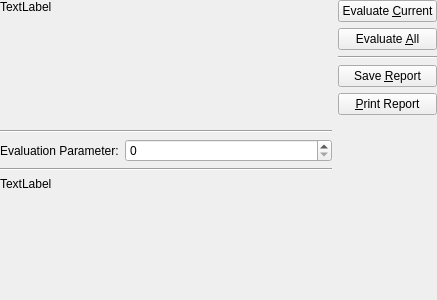
Qt form plugins/qfevalcameracalibration/qfevalcameracalibration_editor.ui (jkriege2/QuickFit3) before a commit.
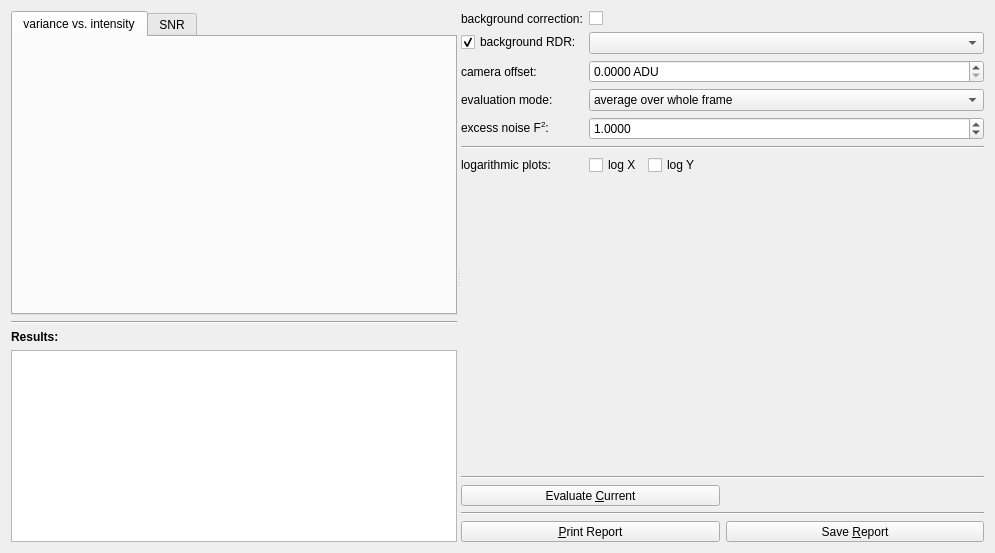
The same form after that commit. Icons and pictures are not drawn. Custom widgets are drawn as their Qt base class.

```diff
--- a/plugins/qfevalcameracalibration/qfevalcameracalibration_editor.ui
+++ b/plugins/qfevalcameracalibration/qfevalcameracalibration_editor.ui
@@ -6,142 +6,392 @@
    <rect>
     <x>0</x>
     <y>0</y>
-    <width>437</width>
-    <height>300</height>
+    <width>995</width>
+    <height>553</height>
    </rect>
   </property>
   <property name="windowTitle">
    <string>Form</string>
   </property>
-  <layout class="QHBoxLayout" name="horizontalLayout" stretch="1,0">
-   <property name="margin">
-    <number>0</number>
-   </property>
+  <layout class="QHBoxLayout" name="horizontalLayout">
    <item>
-    <layout class="QVBoxLayout" name="verticalLayout_2" stretch="1,0,0,0,1">
-     <item>
-      <widget class="QLabel" name="labRecord">
-       <property name="text">
-        <string>TextLabel</string>
+    <widget class="QVisibleHandleSplitter" name="splitter">
+     <property name="orientation">
+      <enum>Qt::Horizontal</enum>
+     </property>
+     <property name="childrenCollapsible">
+      <bool>false</bool>
+     </property>
+     <widget class="QWidget" name="widget" native="true">
+      <property name="sizePolicy">
+       <sizepolicy hsizetype="Expanding" vsizetype="Preferred">
+        <horstretch>0</horstretch>
+        <verstretch>0</verstretch>
+       </sizepolicy>
+      </property>
+      <layout class="QVBoxLayout" name="verticalLayout_2" stretch="5,0,0,0">
+       <property name="leftMargin">
+        <number>0</number>
        </property>
-       <property name="alignment">
-        <set>Qt::AlignLeading|Qt::AlignLeft|Qt::AlignTop</set>
+       <property name="topMargin">
+        <number>0</number>
        </property>
-      </widget>
-     </item>
-     <item>
-      <widget class="Line" name="line">
-       <property name="orientation">
-        <enum>Qt::Horizontal</enum>
+       <property name="rightMargin">
+        <number>0</number>
        </property>
-      </widget>
-     </item>
-     <item>
-      <layout class="QFormLayout" name="formLayout">
-       <property name="fieldGrowthPolicy">
-        <enum>QFormLayout::AllNonFixedFieldsGrow</enum>
+       <property name="bottomMargin">
+        <number>0</number>
        </property>
-       <item row="0" column="0">
-        <widget class="QLabel" name="label">
+       <item>
+        <widget class="QTabWidget" name="tabWidget">
+         <property name="currentIndex">
+          <number>0</number>
+         </property>
+         <widget class="QWidget" name="tab">
+          <attribute name="title">
+           <string>variance vs. intensity</string>
+          </attribute>
+          <layout class="QHBoxLayout" name="horizontalLayout_3">
+           <property name="leftMargin">
+            <number>0</number>
+           </property>
+           <property name="topMargin">
+            <number>0</number>
+           </property>
+           <property name="rightMargin">
+            <number>0</number>
+           </property>
+           <property name="bottomMargin">
+            <number>0</number>
+           </property>
+           <item>
+            <widget class="QFPlotter" name="plotter" native="true"/>
+           </item>
+          </layout>
+         </widget>
+         <widget class="QWidget" name="tab_2">
+          <attribute name="title">
+           <string>SNR</string>
+          </attribute>
+          <layout class="QVBoxLayout" name="verticalLayout">
+           <property name="leftMargin">
+            <number>0</number>
+           </property>
+           <property name="topMargin">
+            <number>0</number>
+           </property>
+           <property name="rightMargin">
+            <number>0</number>
+           </property>
+           <property name="bottomMargin">
+            <number>0</number>
+           </property>
+           <item>
+            <widget class="QFPlotter" name="plotterSNR" native="true"/>
+           </item>
+          </layout>
+         </widget>
+        </widget>
+       </item>
+       <item>
+        <widget class="Line" name="line_3">
+         <property name="orientation">
+          <enum>Qt::Horizontal</enum>
+         </property>
+        </widget>
+       </item>
+       <item>
+        <widget class="QLabel" name="labResults">
          <property name="text">
-          <string>Evaluation Parameter:</string>
+          <string>&lt;b&gt;Results:&lt;/b&gt;</string>
          </property>
+         <property name="alignment">
+          <set>Qt::AlignLeading|Qt::AlignLeft|Qt::AlignTop</set>
+         </property>
         </widget>
        </item>
-       <item row="0" column="1">
-        <widget class="QSpinBox" name="spinEvaluationParameter"/>
+       <item>
+        <widget class="QEnhancedTableView" name="tabResults"/>
        </item>
       </layout>
-     </item>
-     <item>
-      <widget class="Line" name="line_3">
-       <property name="orientation">
-        <enum>Qt::Horizontal</enum>
+     </widget>
+     <widget class="QWidget" name="widget" native="true">
+      <property name="sizePolicy">
+       <sizepolicy hsizetype="Minimum" vsizetype="Preferred">
+        <horstretch>0</horstretch>
+        <verstretch>0</verstretch>
+       </sizepolicy>
+      </property>
+      <layout class="QGridLayout" name="gridLayout">
+       <property name="leftMargin">
+        <number>0</number>
        </property>
-      </widget>
-     </item>
-     <item>
-      <widget class="QLabel" name="labResults">
-       <property name="text">
-        <string>TextLabel</string>
+       <property name="topMargin">
+        <number>0</number>
        </property>
-       <property name="alignment">
-        <set>Qt::AlignLeading|Qt::AlignLeft|Qt::AlignTop</set>
+       <property name="rightMargin">
+        <number>0</number>
        </property>
-      </widget>
-     </item>
-    </layout>
-   </item>
-   <item>
-    <layout class="QVBoxLayout" name="verticalLayout">
-     <item>
-      <widget class="QPushButton" name="btnEvaluateCurrent">
-       <property name="text">
-        <string>Evaluate &amp;Current</string>
+       <property name="bottomMargin">
+        <number>0</number>
        </property>
-       <property name="icon">
-        <iconset resource="qfevalcameracalibration.qrc">
-         <normaloff>:/eval_cameracalibration/qfevalcameracalibration_evaluate.png</normaloff>:/eval_cameracalibration/qfevalcameracalibration_evaluate.png</iconset>
-       </property>
-      </widget>
-     </item>
-     <item>
-      <widget class="QPushButton" name="btnEvaluateAll">
-       <property name="text">
-        <string>Evaluate &amp;All</string>
-       </property>
-       <property name="icon">
-        <iconset resource="qfevalcameracalibration.qrc">
-         <normaloff>:/eval_cameracalibration/qfevalcameracalibration_evaluate.png</normaloff>:/eval_cameracalibration/qfevalcameracalibration_evaluate.png</iconset>
-       </property>
-      </widget>
-     </item>
-     <item>
-      <widget class="Line" name="line_2">
-       <property name="orientation">
-        <enum>Qt::Horizontal</enum>
-       </property>
-      </widget>
-     </item>
-     <item>
-      <widget class="QPushButton" name="btnSaveReport">
-       <property name="text">
-        <string>Save &amp;Report</string>
-       </property>
-       <property name="icon">
-        <iconset resource="qfevalcameracalibration.qrc">
-         <normaloff>:/eval_cameracalibration/qfeval_savereport.png</normaloff>:/eval_cameracalibration/qfeval_savereport.png</iconset>
-       </property>
-      </widget>
-     </item>
-     <item>
-      <widget class="QPushButton" name="btnPrintReport">
-       <property name="text">
-        <string>&amp;Print Report</string>
-       </property>
-       <property name="icon">
-        <iconset resource="qfevalcameracalibration.qrc">
-         <normaloff>:/eval_cameracalibration/qfeval_printreport.png</normaloff>:/eval_cameracalibration/qfeval_printreport.png</iconset>
-       </property>
-      </widget>
-     </item>
-     <item>
-      <spacer name="verticalSpacer">
-       <property name="orientation">
-        <enum>Qt::Vertical</enum>
-       </property>
-       <property name="sizeHint" stdset="0">
-        <size>
-         <width>20</width>
-         <height>40</height>
-        </size>
-       </property>
-      </spacer>
-     </item>
-    </layout>
+       <item row="6" column="0">
+        <widget class="QToolButton" name="btnPrintReport">
+         <property name="sizePolicy">
+          <sizepolicy hsizetype="Preferred" vsizetype="Fixed">
+           <horstretch>0</horstretch>
+           <verstretch>0</verstretch>
+          </sizepolicy>
+         </property>
+         <property name="text">
+          <string>&amp;Print Report</string>
+         </property>
+         <property name="icon">
+          <iconset>
+           <normaloff>:/eval_cameracalibration/qfeval_printreport.png</normaloff>:/eval_cameracalibration/qfeval_printreport.png</iconset>
+         </property>
+         <property name="toolButtonStyle">
+          <enum>Qt::ToolButtonTextBesideIcon</enum>
+         </property>
+        </widget>
+       </item>
+       <item row="4" column="0" colspan="2">
+        <widget class="Line" name="line_2">
+         <property name="orientation">
+          <enum>Qt::Horizontal</enum>
+         </property>
+        </widget>
+       </item>
+       <item row="1" column="0">
+        <spacer name="verticalSpacer">
+         <property name="orientation">
+          <enum>Qt::Vertical</enum>
+         </property>
+         <property name="sizeHint" stdset="0">
+          <size>
+           <width>20</width>
+           <height>40</height>
+          </size>
+         </property>
+        </spacer>
+       </item>
+       <item row="6" column="1">
+        <widget class="QToolButton" name="btnSaveReport">
+         <property name="sizePolicy">
+          <sizepolicy hsizetype="Preferred" vsizetype="Fixed">
+           <horstretch>0</horstretch>
+           <verstretch>0</verstretch>
+          </sizepolicy>
+         </property>
+         <property name="text">
+          <string>Save &amp;Report</string>
+         </property>
+         <property name="icon">
+          <iconset>
+           <normaloff>:/eval_cameracalibration/qfeval_savereport.png</normaloff>:/eval_cameracalibration/qfeval_savereport.png</iconset>
+         </property>
+         <property name="toolButtonStyle">
+          <enum>Qt::ToolButtonTextBesideIcon</enum>
+         </property>
+        </widget>
+       </item>
+       <item row="0" column="0" colspan="2">
+        <layout class="QFormLayout" name="formLayout_2">
+         <property name="fieldGrowthPolicy">
+          <enum>QFormLayout::AllNonFixedFieldsGrow</enum>
+         </property>
+         <item row="0" column="0">
+          <widget class="QLabel" name="label_3">
+           <property name="text">
+            <string>background correction:</string>
+           </property>
+          </widget>
+         </item>
+         <item row="0" column="1">
+          <widget class="QCheckBox" name="chkBackgroundCorrection">
+           <property name="text">
+            <string/>
+           </property>
+          </widget>
+         </item>
+         <item row="1" column="0">
+          <widget class="QCheckBox" name="chkBackgroundRDR">
+           <property name="text">
+            <string>background RDR:</string>
+           </property>
+           <property name="checked">
+            <bool>true</bool>
+           </property>
+          </widget>
+         </item>
+         <item row="1" column="1">
+          <widget class="QFRDRComboBox" name="cmbBackground"/>
+         </item>
+         <item row="2" column="0">
+          <widget class="QLabel" name="label">
+           <property name="text">
+            <string>camera offset:</string>
+           </property>
+          </widget>
+         </item>
+         <item row="2" column="1">
+          <widget class="QDoubleSpinBox" name="spinBackground">
+           <property name="suffix">
+            <string> ADU</string>
+           </property>
+           <property name="decimals">
+            <number>4</number>
+           </property>
+           <property name="maximum">
+            <double>100000000.000000000000000</double>
+           </property>
+          </widget>
+         </item>
+         <item row="3" column="0">
+          <widget class="QLabel" name="label_4">
+           <property name="text">
+            <string>evaluation mode:</string>
+           </property>
+          </widget>
+         </item>
+         <item row="3" column="1">
+          <widget class="QComboBox" name="cmbMode">
+           <item>
+            <property name="text">
+             <string>average over whole frame</string>
+            </property>
+           </item>
+           <item>
+            <property name="text">
+             <string>evaluate each pixel</string>
+            </property>
+           </item>
+          </widget>
+         </item>
+         <item row="4" column="0">
+          <widget class="QLabel" name="label_6">
+           <property name="text">
+            <string>excess noise F&lt;sup&gt;2&lt;/sup&gt;:</string>
+           </property>
+          </widget>
+         </item>
+         <item row="4" column="1">
+          <widget class="QDoubleSpinBox" name="spinExcessNoise">
+           <property name="toolTip">
+            <string>&lt;html&gt;&lt;head/&gt;&lt;body&gt;&lt;p&gt;this is the excess noise factor of your camera:&lt;/p&gt;&lt;ul style=&quot;margin-top: 0px; margin-bottom: 0px; margin-left: 0px; margin-right: 0px; -qt-list-indent: 1;&quot;&gt;&lt;li style=&quot; margin-top:12px; margin-bottom:12px; margin-left:0px; margin-right:0px; -qt-block-indent:0; text-indent:0px;&quot;&gt;for EM-CCD cameras: 2&lt;/li&gt;&lt;li style=&quot; margin-top:12px; margin-bottom:12px; margin-left:0px; margin-right:0px; -qt-block-indent:0; text-indent:0px;&quot;&gt;for normal cameras: 1&lt;/li&gt;&lt;/ul&gt;&lt;p&gt;&lt;br/&gt;&lt;/p&gt;&lt;/body&gt;&lt;/html&gt;</string>
+           </property>
+           <property name="decimals">
+            <number>4</number>
+           </property>
+           <property name="value">
+            <double>1.000000000000000</double>
+           </property>
+          </widget>
+         </item>
+         <item row="6" column="0">
+          <widget class="QLabel" name="label_5">
+           <property name="text">
+            <string>logarithmic plots:</string>
+           </property>
+          </widget>
+         </item>
+         <item row="6" column="1">
+          <layout class="QHBoxLayout" name="horizontalLayout_2">
+           <item>
+            <widget class="QCheckBox" name="chkLogXPlot">
+             <property name="text">
+              <string>log X</string>
+             </property>
+            </widget>
+           </item>
+           <item>
+            <widget class="QCheckBox" name="chkLogYPlot">
+             <property name="text">
+              <string>log Y</string>
+             </property>
+            </widget>
+           </item>
+           <item>
+            <spacer name="horizontalSpacer">
+             <property name="orientation">
+              <enum>Qt::Horizontal</enum>
+             </property>
+             <property name="sizeHint" stdset="0">
+              <size>
+               <width>40</width>
+               <height>20</height>
+              </size>
+             </property>
+            </spacer>
+           </item>
+          </layout>
+         </item>
+         <item row="5" column="0" colspan="2">
+          <widget class="Line" name="line_5">
+           <property name="orientation">
+            <enum>Qt::Horizontal</enum>
+           </property>
+          </widget>
+         </item>
+        </layout>
+       </item>
+       <item row="2" column="0" colspan="2">
+        <widget class="Line" name="line_4">
+         <property name="orientation">
+          <enum>Qt::Horizontal</enum>
+         </property>
+        </widget>
+       </item>
+       <item row="3" column="0">
+        <widget class="QToolButton" name="btnEvaluateCurrent">
+         <property name="sizePolicy">
+          <sizepolicy hsizetype="Preferred" vsizetype="Fixed">
+           <horstretch>0</horstretch>
+           <verstretch>0</verstretch>
+          </sizepolicy>
+         </property>
+         <property name="text">
+          <string>Evaluate &amp;Current</string>
+         </property>
+         <property name="icon">
+          <iconset resource="qfevalcameracalibration.qrc">
+           <normaloff>:/eval_cameracalibration/qfevalcameracalibration_evaluate.png</normaloff>:/eval_cameracalibration/qfevalcameracalibration_evaluate.png</iconset>
+         </property>
+         <property name="toolButtonStyle">
+          <enum>Qt::ToolButtonTextBesideIcon</enum>
+         </property>
+        </widget>
+       </item>
+      </layout>
+     </widget>
+    </widget>
    </item>
   </layout>
  </widget>
+ <customwidgets>
+  <customwidget>
+   <class>QFPlotter</class>
+   <extends>QWidget</extends>
+   <header>qfplotter.h</header>
+   <container>1</container>
+  </customwidget>
+  <customwidget>
+   <class>QFRDRComboBox</class>
+   <extends>QComboBox</extends>
+   <header>qfrdrcombobox.h</header>
+  </customwidget>
+  <customwidget>
+   <class>QEnhancedTableView</class>
+   <extends>QTableView</extends>
+   <header>qenhancedtableview.h</header>
+  </customwidget>
+  <customwidget>
+   <class>QVisibleHandleSplitter</class>
+   <extends>QSplitter</extends>
+   <header>qvisiblehandlesplitter.h</header>
+   <container>1</container>
+  </customwidget>
+ </customwidgets>
  <resources>
   <include location="qfevalcameracalibration.qrc"/>
  </resources>
```
